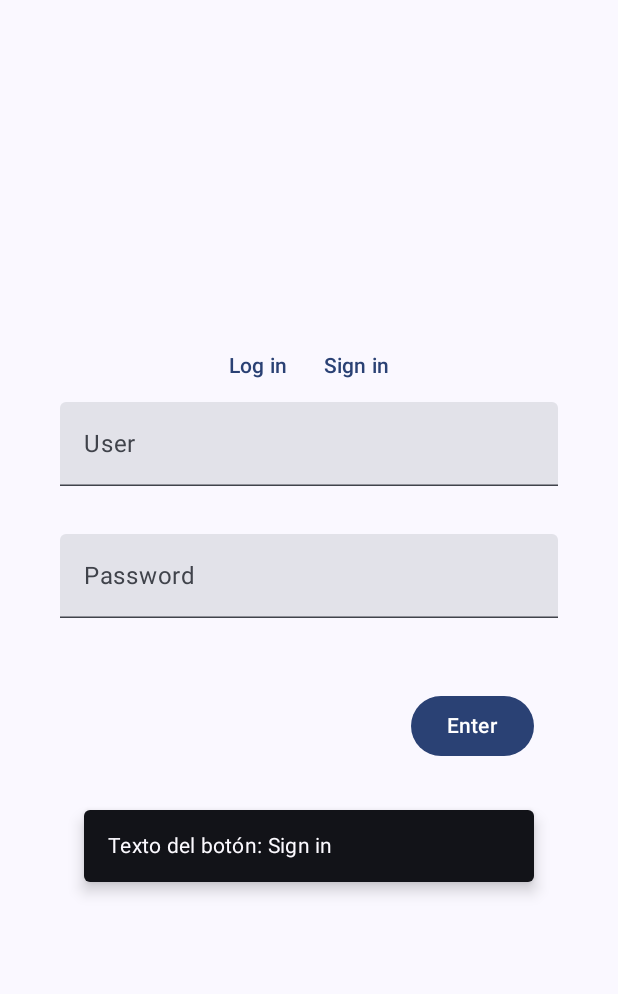
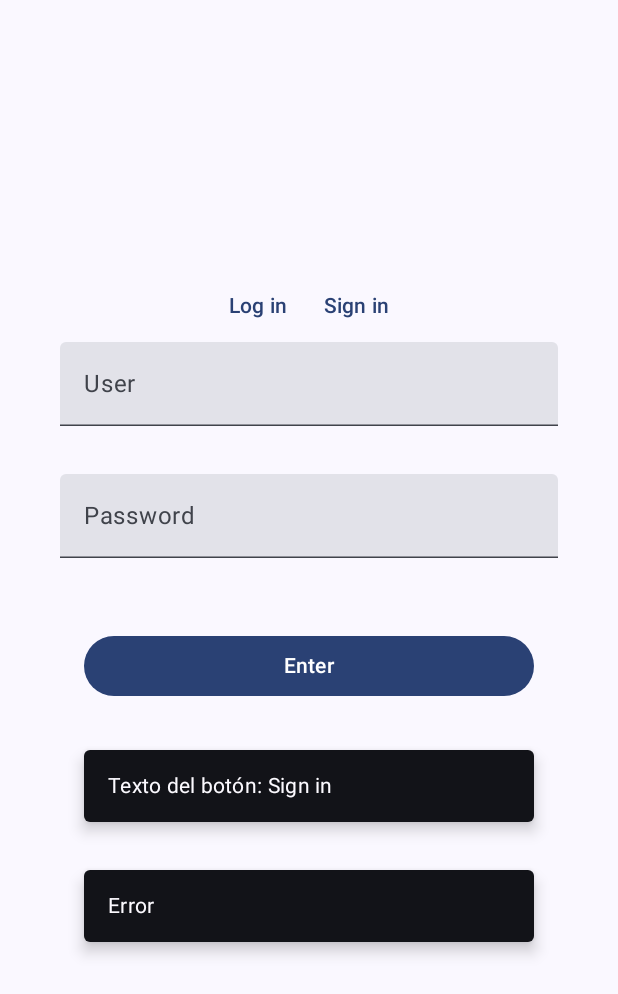
Before and after one commit to marialcch/note_app, an Android app built with Jetpack Compose: the screen it shows after launch (MainActivity), after a tap on "Enter", on a phone screen of 412 x 824 dp. Shown: the top 994 px of the screen. Run offline under Robolectric (Android 15) with nearby library versions, the phone set to English and light mode, and no system bars.

```diff
--- a/app/src/main/java/com/example/note/MainActivity.kt
+++ b/app/src/main/java/com/example/note/MainActivity.kt
@@ -125,8 +125,8 @@ fun TipTimeLayout() {
                 .padding(bottom = 32.dp)
                 .fillMaxWidth(),
         )
-        MyButton(
-        )
+       val messageLogin : Boolean =  myButton(nameuser, namepass)
+
         if (isSnackbarLogin) {
             Snackbar(
                 modifier = Modifier.padding(16.dp),
@@ -141,7 +141,24 @@ fun TipTimeLayout() {
                 Text("Texto del botón: $buttonRegister")
             }
         }
+        if(messageLogin){
+            Snackbar(
+                modifier = Modifier.padding(16.dp),
+            ) {
+                Text("Success")
             }
+        }else{
+            Snackbar(
+                modifier = Modifier.padding(16.dp),
+            ) {
+                Text("Error")
+            }
+        }
+    }
+}
+private fun isValidCredentials(username: String, password: String): Boolean {
+// Implementa tu lógica de validación aquí, por ejemplo, verifica los datos en una base de datos
+    return username == "usuario" && password == "contraseña"
 }
 
 @OptIn(ExperimentalMaterial3Api::class)
@@ -164,8 +181,8 @@ fun EditNumberField(
 }
 
 @Composable
-fun MyButton(
-) {
+fun myButton( nameuser: String, namepass: String) : Boolean {
+    var isLoggedIn by remember { mutableStateOf(false) }
         Row(
             modifier = Modifier
                 .fillMaxWidth()
@@ -173,12 +190,25 @@ fun MyButton(
         ) {
             Spacer(modifier = Modifier.weight(1f))
             Button(
-            onClick = { /* Acción al hacer clic en el botón */ }
+                onClick = {
+                    val message = isValidCredentials(nameuser, namepass)
+                    if (message) {
+                        isLoggedIn = true
+
+                    } else {
+                        isLoggedIn = false
+                    }
+                },
+                modifier = Modifier.fillMaxWidth()
+
             ) {
                 Text("Enter")
             }
         }
+    return isLoggedIn
     }
+
+
 
 @Preview(showBackground = true)
 @Composable
```
Lines whose indentation alone changed are shown as unchanged.
